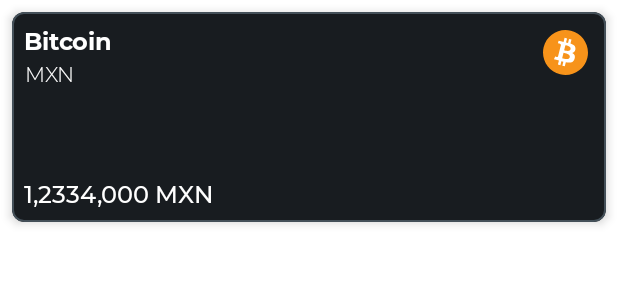
After one commit to wizelineacademy/android-bootcamp-capstone-project-2021, an Android app: the layout cryptocurrency_item.xml on its own in the app's theme, with its tools: preview values and no code run, on a phone screen of 412 x 824 dp. The commit adds this screen. Shown: the top 300 px of the screen. Run offline under Robolectric (Android 15) with nearby library versions, the phone set to English and light mode, and no system bars.

Commit message:
feature: Display name of cryptocurrencies using RecyclerView

```diff
--- /dev/null
+++ b/app/src/main/res/layout/cryptocurrency_item.xml
@@ -0,0 +1,74 @@
+<?xml version="1.0" encoding="utf-8"?>
+<com.google.android.material.card.MaterialCardView xmlns:android="http://schemas.android.com/apk/res/android"
+    xmlns:app="http://schemas.android.com/apk/res-auto"
+    xmlns:tools="http://schemas.android.com/tools"
+    android:id="@+id/cardView"
+    app:cardElevation="4dp"
+    app:cardCornerRadius="8dp"
+    android:background="?attr/selectableItemBackground"
+    android:layout_margin="8dp"
+    app:cardBackgroundColor="@color/background_item"
+    android:orientation="vertical"
+    android:layout_width="match_parent"
+    app:strokeWidth="1dp"
+    app:strokeColor="@color/border_item"
+    android:layout_height="140dp">
+
+    <androidx.constraintlayout.widget.ConstraintLayout
+        android:layout_width="match_parent"
+        android:layout_height="match_parent">
+
+        <TextView
+            android:id="@+id/currencyMarketLabel"
+            android:layout_width="wrap_content"
+            android:layout_height="wrap_content"
+            android:layout_marginStart="8dp"
+            android:layout_marginTop="2dp"
+            android:fontFamily="@font/montserrat_light"
+            android:gravity="center"
+            tools:text="MXN"
+            android:textColor="@color/text_light"
+            android:textSize="14sp"
+            app:layout_constraintStart_toStartOf="parent"
+            app:layout_constraintTop_toBottomOf="@+id/currencyNameLabel" />
+
+        <TextView
+            android:id="@+id/currencyNameLabel"
+            android:layout_width="wrap_content"
+            android:layout_height="wrap_content"
+            android:layout_marginStart="8dp"
+            android:layout_marginTop="8dp"
+            android:fontFamily="@font/montserrat_bold"
+            android:gravity="center"
+            tools:text="Bitcoin"
+            android:textColor="@color/text_light"
+            android:textSize="16sp"
+            app:layout_constraintStart_toStartOf="parent"
+            app:layout_constraintTop_toTopOf="parent" />
+
+        <TextView
+            android:id="@+id/currencyCostLabel"
+            android:layout_width="0dp"
+            android:layout_height="wrap_content"
+            android:layout_marginStart="8dp"
+            android:layout_marginBottom="8dp"
+            android:fontFamily="@font/montserrat_medium"
+            android:gravity="left"
+            tools:text="1,2334,000 MXN"
+            android:textColor="@color/text_light"
+            android:textSize="16sp"
+            app:layout_constraintBottom_toBottomOf="parent"
+            app:layout_constraintStart_toStartOf="parent" />
+
+        <ImageView
+            android:id="@+id/currencyImageView"
+            android:layout_width="30dp"
+            android:layout_height="30dp"
+            android:layout_marginTop="12dp"
+            android:layout_marginEnd="12dp"
+            android:src="@drawable/ic_bitcoin_btc_logo"
+            app:layout_constraintEnd_toEndOf="parent"
+            app:layout_constraintTop_toTopOf="parent" />
+
+    </androidx.constraintlayout.widget.ConstraintLayout>
+</com.google.android.material.card.MaterialCardView>
```
Also changed, not shown: app/src/main/java/com/alexbar10/cryptotrack/ui/cryptoAvailable/CryptocurrenciesAdapter.kt (added, +46 -0 lines), app/src/main/java/com/alexbar10/cryptotrack/ui/cryptoAvailable/CryptocurrenciesAvailableFragment.kt (+13 -1 lines), app/src/main/res/layout/fragment_cryptocurrencies_available.xml (+14 -8 lines).
